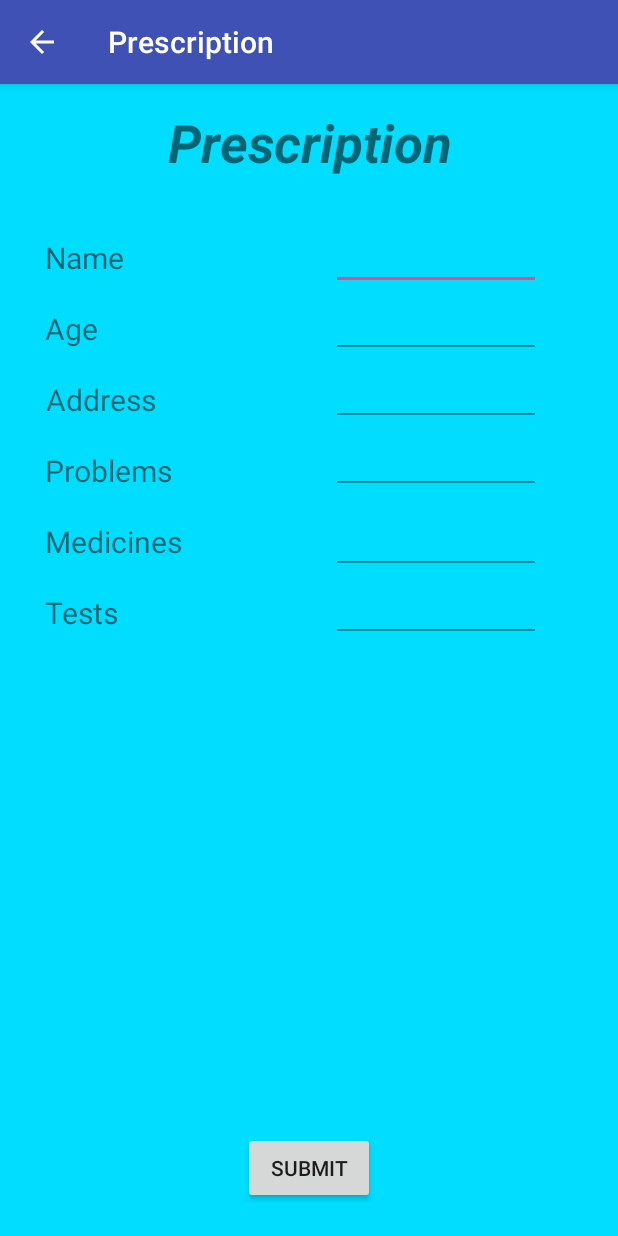
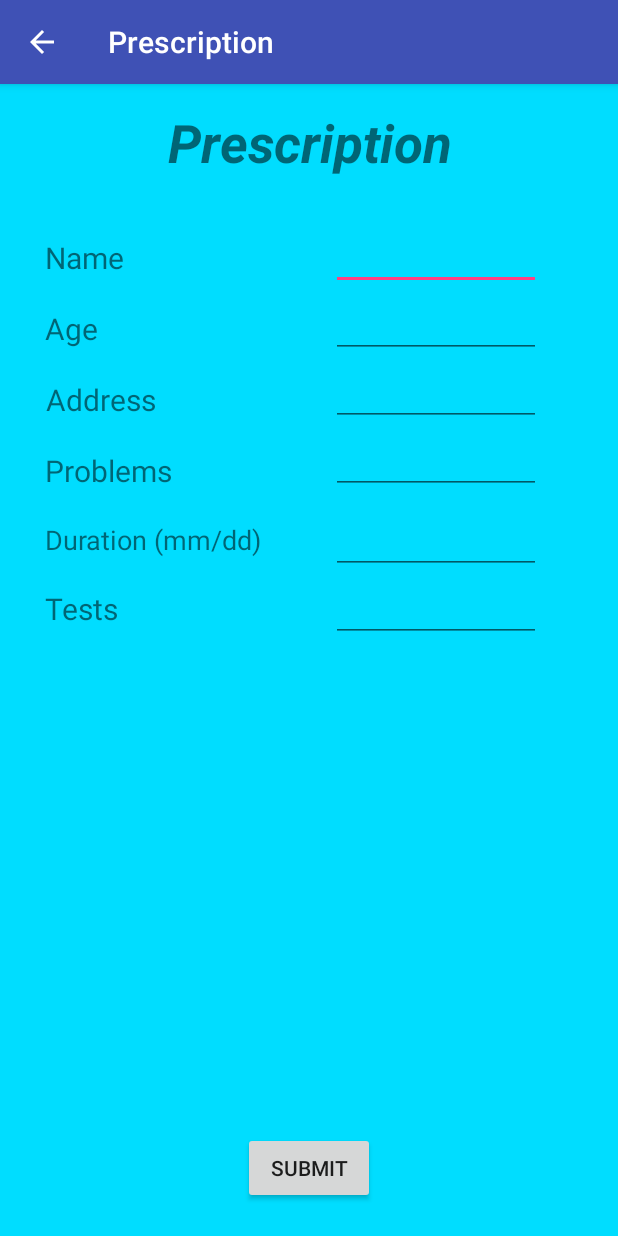
Before and after one commit to sankalpdayal5/Health-Care-App-a-thon-2k18-, an Android app: the Prescription screen opened directly, with no data from a screen before it, on a phone screen of 412 x 824 dp. Run offline under Robolectric (Android 15) with nearby library versions, the phone set to English and light mode, and no system bars.

Commit message:
Add files via upload

```diff
--- a/app/src/main/res/layout/activity_prescription.xml
+++ b/app/src/main/res/layout/activity_prescription.xml
@@ -117,19 +117,19 @@
         android:layout_alignParentStart="true"
         android:layout_below="@+id/textView18"
         android:padding="10dp"
-        android:textSize="20dp"
+        android:textSize="18dp"
         android:paddingStart="30dp"
-        android:text="Medicines"
+        android:text="Duration (mm/dd)"
         android:textAlignment="center"
         android:id="@+id/textView19" />
 
     <EditText
+        android:id="@+id/editText11"
         android:layout_width="140dp"
         android:layout_height="wrap_content"
         android:layout_alignStart="@+id/editText10"
-        android:inputType="textCapWords"
         android:layout_below="@+id/editText10"
-        android:id="@+id/editText11" />
+        android:inputType="textCapWords" />
 
     <TextView
         android:layout_width="wrap_content"
```
